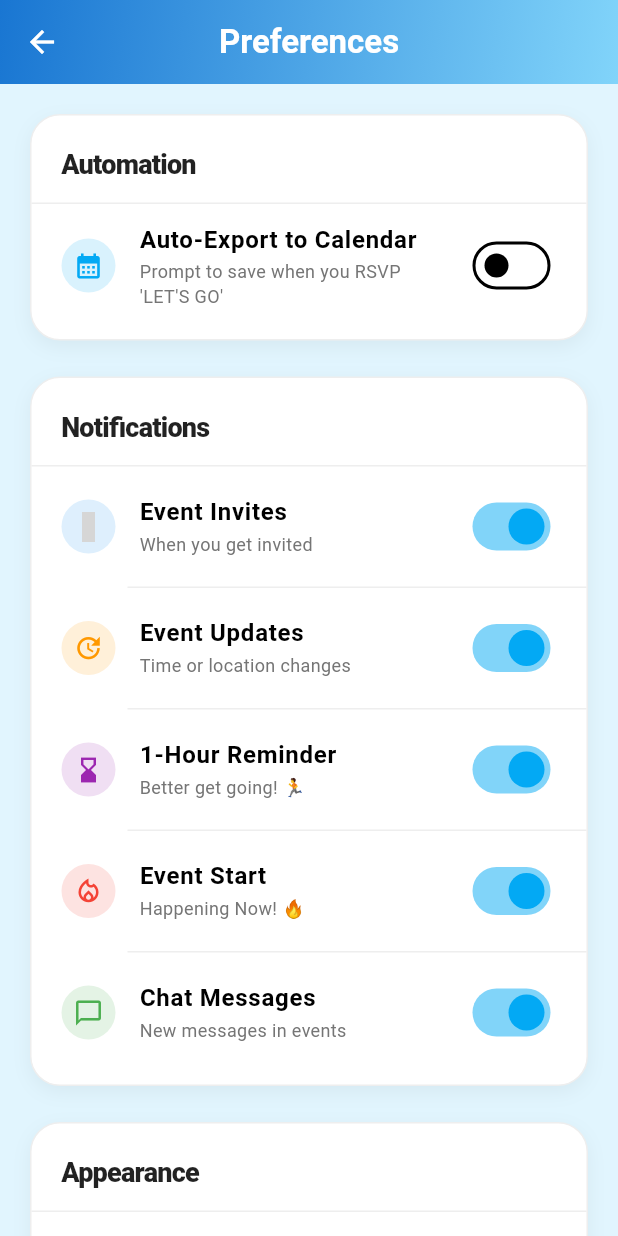
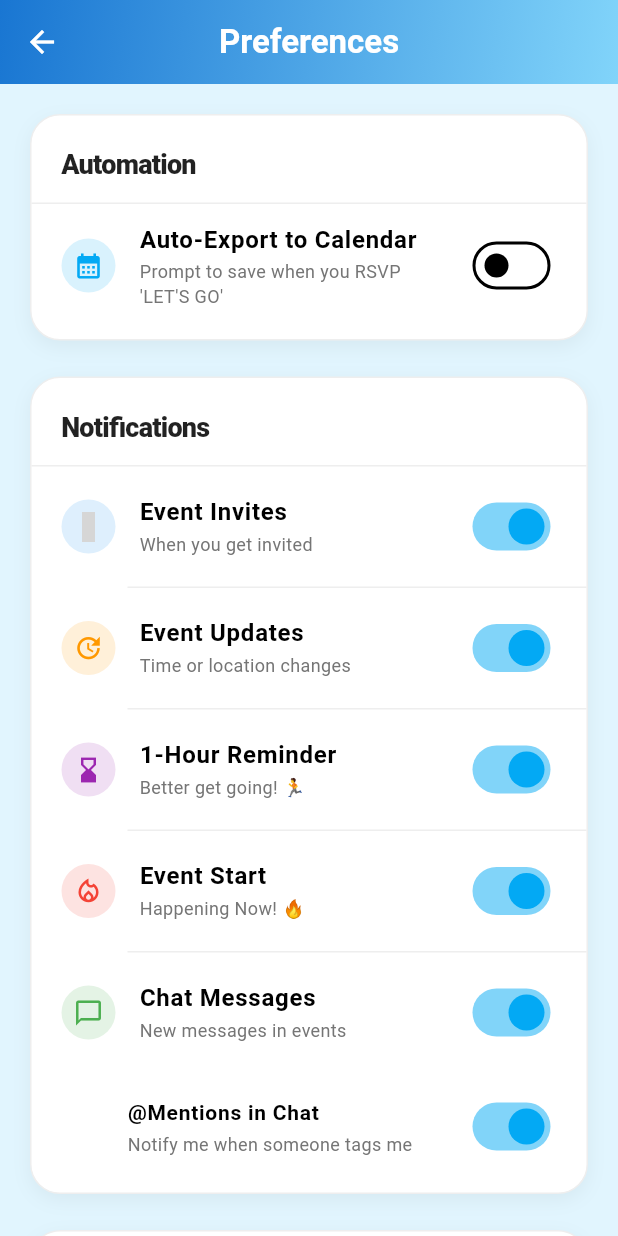
Before and after one commit to caligulamex2004/tfti.app, a Flutter app: the SettingsPage screen opened directly, on a phone screen of 412 x 824 dp. Run offline on Flutter 3.47's test engine with Material 3 defaults, Android fonts, the phone set to English and light mode, and no system bars; our stand-ins replace cached_network_image, cloud_firestore, emoji_picker_flutter, firebase_auth, firebase_core, firebase_messaging and 9 more; missing offline and left inert: add_2_calendar, any_link_preview, flutter_app_badger, mobile_scanner, purchases_flutter; accounts and stored records are empty; grey boxes are pictures that could not be loaded.

Commit message:
NEW FEATURE: Mute chat; BUG FIX: added missing @mention notification

```diff
--- a/lib/settings_page.dart
+++ b/lib/settings_page.dart
@@ -230,6 +230,7 @@ class _SettingsPageState extends State<SettingsPage> {
         bool notifyInvites = true;
         bool notifyUpdates = true;
         bool notifyChat = true;
+        bool notifyMentions = true;
         bool notifyReminderHour = true;
         bool notifyReminderStart = true;
 
@@ -240,6 +241,7 @@ class _SettingsPageState extends State<SettingsPage> {
             notifyInvites = settings['invites'] ?? true;
             notifyUpdates = settings['updates'] ?? true;
             notifyChat = settings['chat'] ?? true;
+            notifyMentions = settings['mentions'] ?? true;
             notifyReminderHour = settings['reminder_hour'] ?? true;
             notifyReminderStart = settings['reminder_start'] ?? true;
           }
@@ -304,6 +306,36 @@ class _SettingsPageState extends State<SettingsPage> {
                 isDark: isDark,
                 primaryColor: primaryColor,
               ),
+
+              // Visually indented sub-category for @Mentions
+              Padding(
+                padding: const EdgeInsets.only(
+                  left: 64.0,
+                ), // Indents to match the text above
+                child: SwitchListTile(
+                  contentPadding: const EdgeInsets.only(right: 20),
+                  activeThumbColor: primaryColor,
+                  title: const Text(
+                    "@Mentions in Chat",
+                    style: TextStyle(fontWeight: FontWeight.w600, fontSize: 14),
+                  ),
+                  subtitle: Text(
+                    "Notify me when someone tags me",
+                    style: TextStyle(
+                      fontSize: 12,
+                      color: isDark
+                          ? Colors.grey.shade400
+                          : Colors.grey.shade600,
+                    ),
+                  ),
+                  value: notifyMentions,
+                  onChanged: (val) => _toggleNotification(
+                    'mentions',
+                    val,
+                  ), // Uses your existing clean helper
+                ),
+              ),
+
               const SizedBox(height: 8),
             ],
           ),
```
Also changed, not shown: lib/event_chat_page.dart (+78 -7 lines), 1 other file.
